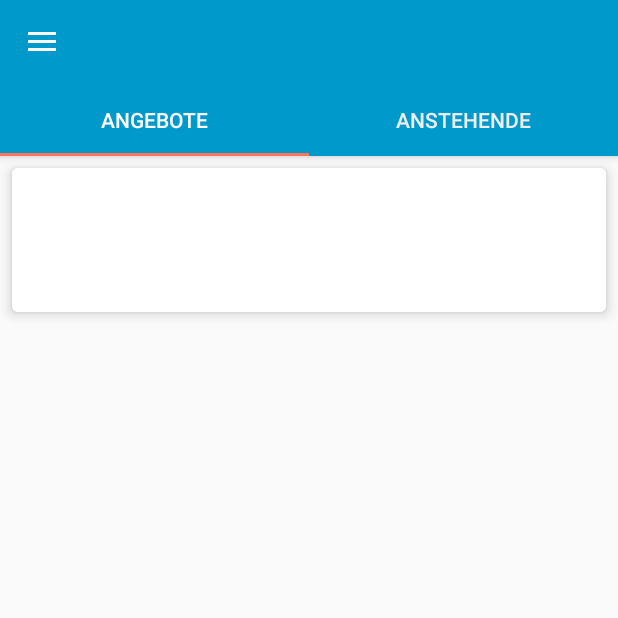
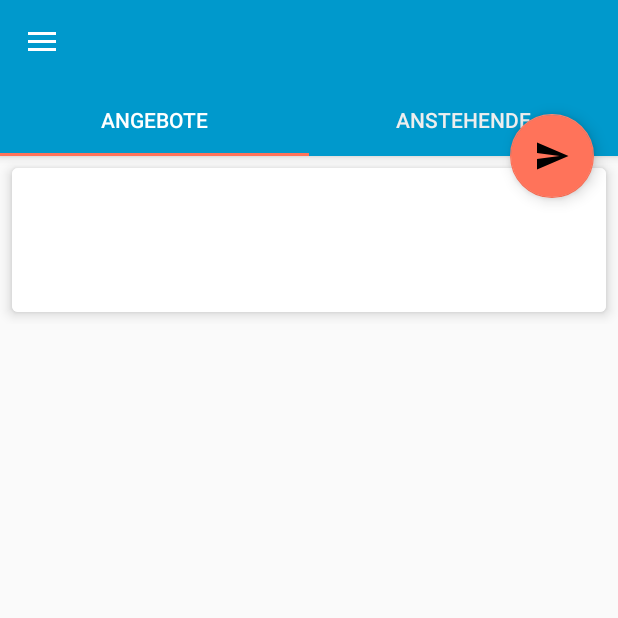
Before and after one commit to AppRadian/Radian, an Android app: the fragment ProfileFragment placed in its activity, in the side drawer, after a tap on "Profile", on a phone screen of 412 x 824 dp, the top half of it. Run offline under Robolectric (Android 15) with nearby library versions, the phone set to English and light mode, and no system bars; our stand-ins replace CircleImageView, Firebase (no records; nobody signed in at launch, a user with empty details on screens opened directly); libraries missing offline, so code that uses them is left out: com.firebase.ui; pictures from the network do not load; 1 statement that could not run was skipped.

Commit message:
Edit Bid gefixed

```diff
--- a/app/src/main/java/com/lyl/radian/Fragments/BieteFragment.java
+++ b/app/src/main/java/com/lyl/radian/Fragments/BieteFragment.java
@@ -151,7 +151,6 @@ public class BieteFragment extends Fragment implements MyDialogCloseListener {
         });
 
 
-        ((FloatingActionButton) getActivity().findViewById(R.id.fab)).setVisibility(View.GONE);
         fab = (FloatingActionButton) view.findViewById(R.id.fab);
         fab.setOnClickListener(new View.OnClickListener() {
             @Override
--- a/app/src/main/java/com/lyl/radian/Fragments/InboxFragment.java
+++ b/app/src/main/java/com/lyl/radian/Fragments/InboxFragment.java
@@ -60,8 +60,6 @@ public class InboxFragment extends Fragment {
         // Code
         chats = (ListView) view.findViewById(R.id.userChatList);
 
-        ((FloatingActionButton) getActivity().findViewById(R.id.fab)).setVisibility(View.GONE);
-
         // Add example content to array
         exampleContent.add("Chat 1");
         exampleContent.add("Chat 2");
--- a/app/src/main/java/com/lyl/radian/Fragments/OwnProfileFragment.java
+++ b/app/src/main/java/com/lyl/radian/Fragments/OwnProfileFragment.java
@@ -69,8 +69,6 @@ public class OwnProfileFragment extends Fragment {
                 startActivity(settingsActivity);
             }
         });
-
-        ((FloatingActionButton) getActivity().findViewById(R.id.fab)).setVisibility(View.GONE);
 
         TabLayout tabLayout = (TabLayout) getActivity().findViewById(R.id.tab_layout);
         tabLayout.setVisibility(TabLayout.VISIBLE);
--- a/app/src/main/java/com/lyl/radian/Fragments/OwnSearchItemFragment.java
+++ b/app/src/main/java/com/lyl/radian/Fragments/OwnSearchItemFragment.java
@@ -60,8 +60,6 @@ public class OwnSearchItemFragment extends Fragment {
 
             AppBarLayout mToolbar = (AppBarLayout) getActivity().findViewById(R.id.app_bar_layout);
             mToolbar.setTranslationY(0);
-
-            ((FloatingActionButton) getActivity().findViewById(R.id.fab)).setVisibility(View.GONE);
 
             account = (Account) callingActivity.getApplication();
             userProfile = (ImageView) view.findViewById(R.id.userProfile);
--- a/app/src/main/java/com/lyl/radian/Fragments/ProfileFragment.java
+++ b/app/src/main/java/com/lyl/radian/Fragments/ProfileFragment.java
@@ -106,11 +106,7 @@ public class ProfileFragment extends SuperProfileFragment {
                 })
         );
 
-        TabLayout tabLayout = (TabLayout) getActivity().findViewById(R.id.tab_layout);
-        tabLayout.setVisibility(TabLayout.GONE);
-
         sendMessage = (FloatingActionButton) getActivity().findViewById(R.id.fab);
-        sendMessage.setVisibility(View.VISIBLE);
         sendMessage.setImageResource(R.drawable.ic_menu_send);
         sendMessage.setOnClickListener(new View.OnClickListener() {
             @Override
@@ -121,13 +117,7 @@ public class ProfileFragment extends SuperProfileFragment {
         });
 
 
-        Resources r = getResources();
-        int px = r.getDisplayMetrics().heightPixels / 3;
-
-        RelativeLayout content = (RelativeLayout) getActivity().findViewById(R.id.content_main_app);
-        CoordinatorLayout.LayoutParams p = (CoordinatorLayout.LayoutParams) content.getLayoutParams();
-        p.setBehavior(new AppBarLayout.ScrollingViewBehavior());
-        content.setLayoutParams(p);
+       setCollapsingToolbarEnabled(true);
 
        // profilePic.setImageBitmap(ThumbnailUtils.extractThumbnail(account.getBitmapFromCache(account.getSearchedItem().getEmail()), profilePic.getWidth(), (int)px));
        // ((CollapsingToolbarLayout)getActivity().findViewById(R.id.collapsing_toolbar)).setTitle(account.getSearchedItem().getEmail() + "'s Profil");
@@ -139,4 +129,37 @@ public class ProfileFragment extends SuperProfileFragment {
     public void onStop() {
         super.onStop();
     }
+
+    private void setCollapsingToolbarEnabled(boolean enabled){
+        final Resources r = getResources();
+        final int px = r.getDisplayMetrics().heightPixels / 3;
+
+        if(enabled){
+            sendMessage.setVisibility(View.VISIBLE);
+
+            RelativeLayout content = (RelativeLayout) getActivity().findViewById(R.id.content_main_app);
+            CoordinatorLayout.LayoutParams p = (CoordinatorLayout.LayoutParams) content.getLayoutParams();
+            p.setBehavior(new AppBarLayout.ScrollingViewBehavior());
+            content.setLayoutParams(p);
+
+            ((TextView)getActivity().findViewById(R.id.toolbar_title)).setText("");
+            ((CollapsingToolbarLayout)getActivity().findViewById(R.id.collapsing_toolbar)).setTitleEnabled(true);
+            profilePic.setMaxHeight(px);
+            ((AppBarLayout)getActivity().findViewById(R.id.app_bar_layout)).setExpanded(true);
+            ((CollapsingToolbarLayout)getActivity().findViewById(R.id.collapsing_toolbar)).setTitle(account.getClickedBid().getEmail());
+        }
+        else{
+            sendMessage.setVisibility(View.GONE);
+
+            RelativeLayout content = (RelativeLayout) getActivity().findViewById(R.id.content_main_app);
+            CoordinatorLayout.LayoutParams p = (CoordinatorLayout.LayoutParams) content.getLayoutParams();
+            p.setBehavior(null);
+            content.setLayoutParams(p);
+
+            ((CollapsingToolbarLayout)getActivity().findViewById(R.id.collapsing_toolbar)).setTitleEnabled(false);
+            profilePic.setMaxHeight(0);
+            profilePic.setImageBitmap(null);
+            ((AppBarLayout)getActivity().findViewById(R.id.app_bar_layout)).setExpanded(false);
+        }
+    }
 }
--- a/app/src/main/java/com/lyl/radian/Fragments/SearchFragment.java
+++ b/app/src/main/java/com/lyl/radian/Fragments/SearchFragment.java
@@ -66,8 +66,6 @@ public class SearchFragment extends Fragment {
 
         searchField = (EditText) view.findViewById(R.id.editText3);
         searchField.setText(getArguments().getString("searchText"));
-
-        ((FloatingActionButton) getActivity().findViewById(R.id.fab)).setVisibility(View.GONE);
 
         searchBtn = (Button) view.findViewById(R.id.searchBtn);
 
--- a/app/src/main/java/com/lyl/radian/Fragments/SearchItemFragment.java
+++ b/app/src/main/java/com/lyl/radian/Fragments/SearchItemFragment.java
@@ -63,11 +63,6 @@ public class SearchItemFragment extends Fragment{
 
         AppBarLayout mToolbar = (AppBarLayout) getActivity().findViewById(R.id.app_bar_layout);
         mToolbar.setTranslationY(0);
-
-        TabLayout tabLayout = (TabLayout) getActivity().findViewById(R.id.tab_layout);
-        tabLayout.setVisibility(TabLayout.GONE);
-
-        ((FloatingActionButton) getActivity().findViewById(R.id.fab)).setVisibility(View.GONE);
 
         RelativeLayout content = (RelativeLayout) getActivity().findViewById(R.id.content_main_app);
         CoordinatorLayout.LayoutParams p = (CoordinatorLayout.LayoutParams) content.getLayoutParams();
```
